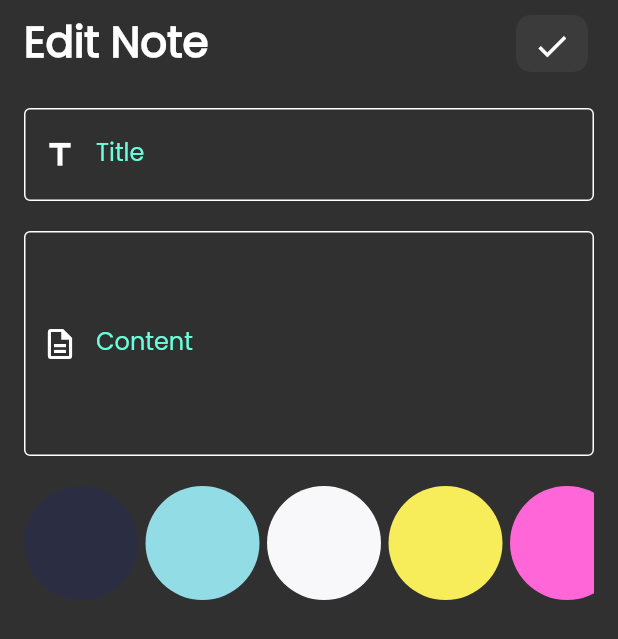
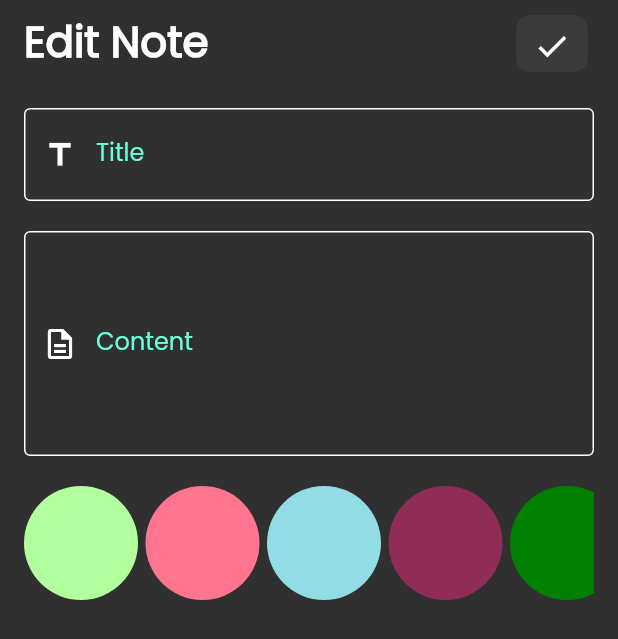
Before and after one commit to Eslam-Shalapy/notes_app, a Flutter app: the EditNote screen opened directly with empty values, on a phone screen of 412 x 824 dp. Shown: the top 639 px of the screen. Run offline on Flutter 3.47's test engine with Material 2 defaults, Android fonts, the phone set to English and light mode, and no system bars; our stand-ins replace bloc, flutter_bloc, hive, hive_flutter; accounts and stored records are empty.

Commit message:
create note abb

```diff
--- a/lib/constants/const.dart
+++ b/lib/constants/const.dart
@@ -5,9 +5,13 @@ const kPrimaryColor = Color(0xff6affdb);
 const kNotesBooks = 'notes_box';
 
 const kColors = [
-  Color(0xff2B2D42),
+  Color(0xffb2ff9e),
+  Color(0xffff758f),
   Color(0xff92DCE5),
-  Color(0xffF8F7F9),
+  Color(0xff8f2d56),
+  Color(0xff008000),
+  Color(0xff00798c),
+  Color(0xfffdf0d5),
   Color(0xffF7EC59),
   Color(0xffFF66D8),
   Color(0xffbde0fe),
@@ -16,5 +20,5 @@ const kColors = [
   Color(0xffd00000),
   Color(0xff9b5de5),
   Color(0xffccff33),
-  Color(0xff008000),
+  Color(0xffF8F7F9),
 ];
--- a/lib/views/edit_note_view.dart
+++ b/lib/views/edit_note_view.dart
@@ -29,7 +29,8 @@ class _EditNoteState extends State<EditNote> {
           widget.noteModel.save();
           NotesCubit.get(context).fetchAllNotes();
           Navigator.pop(context);
-          }),
+        },
+      ),
       body: Padding(
         padding: const EdgeInsets.all(16),
         child: Column(
--- a/lib/widgets/bottom_sheet.dart
+++ b/lib/widgets/bottom_sheet.dart
@@ -13,8 +13,7 @@ class AddNotes extends StatelessWidget {
       create: (BuildContext context) => AddNoteCubit(),
       child: BlocConsumer<AddNoteCubit, AddNoteState>(
         listener: (context, state) {
-          if (state is FailureAddNote) {
-          } else if (state is SuccessAddNote) {
+          if (state is FailureAddNote) {} else if (state is SuccessAddNote) {
             NotesCubit.get(context).fetchAllNotes();
             Navigator.pop(context);
           }
--- a/lib/widgets/edit_note_color.dart
+++ b/lib/widgets/edit_note_color.dart
@@ -14,11 +14,10 @@ class EditColorListView extends StatefulWidget {
 
 class _EditColorListViewState extends State<EditColorListView> {
   late int currentIndex;
-  List<Color> colors = kColors;
   @override
   void initState() {
     super.initState();
-    currentIndex = colors.indexOf(Color(widget.noteModel.color));
+    currentIndex = kColors.indexOf(Color(widget.noteModel.color));
   }
 
   @override
@@ -30,18 +29,18 @@ class _EditColorListViewState extends State<EditColorListView> {
         itemBuilder: (context, index) => GestureDetector(
           onTap: () {
             currentIndex = index;
-            widget.noteModel.color = colors[index].value;
+            widget.noteModel.color = kColors[index].value;
             setState(() {});
           },
           child: ColorItem(
             isActive: currentIndex == index,
-            color: colors[index],
+            color: kColors[index],
           ),
         ),
         separatorBuilder: (context, index) => const SizedBox(
           width: 5,
         ),
-        itemCount: colors.length,
+        itemCount: kColors.length,
       ),
     );
   }
--- a/lib/widgets/notes_body.dart
+++ b/lib/widgets/notes_body.dart
@@ -27,10 +27,7 @@ class NotesBody extends StatelessWidget {
           bottom: 24,
           left: 16,
         ),
-        margin: const EdgeInsets.only(
-          left: 16,
-          right: 16,
-        ),
+        margin: const EdgeInsets.symmetric(horizontal: 16.0),
         child: Column(
           crossAxisAlignment: CrossAxisAlignment.end,
           children: [
--- a/pubspec.yaml
+++ b/pubspec.yaml
@@ -66,9 +66,8 @@ flutter:
   uses-material-design: true
 
   # To add assets to your application, add an assets section, like this:
-  # assets:
-  #   - images/a_dot_burr.jpeg
-  #   - images/a_dot_ham.jpeg
+  assets:
+    - assets/images/
 
   # An image asset can refer to one or more resolution-specific "variants", see
   # https://flutter.dev/assets-and-images/#resolution-aware
```
Also changed, not shown: lib/widgets/color_list_view.dart (+3 -4 lines). Lines whose indentation alone changed are shown as unchanged.
